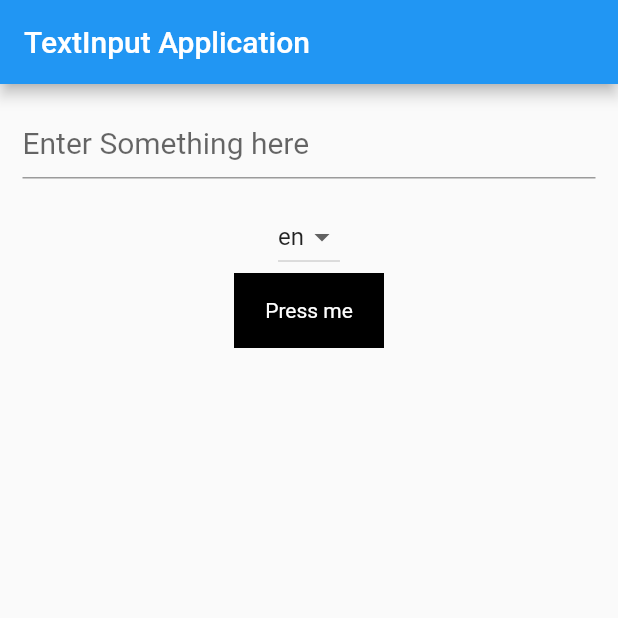
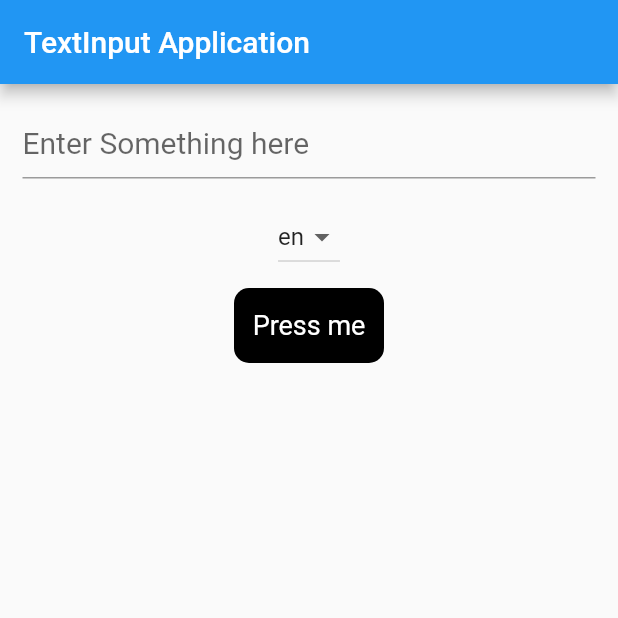
Before and after one commit to DKB0512/TextInput_API, a Flutter app: the screen it shows after launch, on a phone screen of 412 x 824 dp, the top half of it. Run offline on Flutter 3.47's test engine with Material 2 defaults, Android fonts, the phone set to English and light mode, and no system bars; our stand-ins replace bloc, equatable, flutter_bloc.

Commit message:
changed button style

```diff
--- a/lib/home_page.dart
+++ b/lib/home_page.dart
@@ -37,6 +37,9 @@ class _HomePageState extends State<HomePage> {
                 height: 15.0,
               ),
               _dropDownButton(),
+              const SizedBox(
+                height: 10,
+              ),
               BlocBuilder<TextinputbBloc, TextinputbState>(
                   builder: (context, state) {
                 if (state is TextinputbInitial) {
@@ -51,11 +54,17 @@ class _HomePageState extends State<HomePage> {
                         child: Container(
                           height: 50,
                           width: 100,
-                          color: Colors.black,
+                          decoration: BoxDecoration(
+                            color: Colors.black,
+                            borderRadius: BorderRadius.circular(10),
+                          ),
                           child: const Center(
                             child: Text(
                               "Press me",
-                              style: TextStyle(color: Colors.white),
+                              style: TextStyle(
+                                color: Colors.white,
+                                fontSize: 18,
+                              ),
                             ),
                           ),
                         ),
@@ -80,11 +89,17 @@ class _HomePageState extends State<HomePage> {
                         child: Container(
                           height: 50,
                           width: 100,
-                          color: Colors.black,
+                          decoration: BoxDecoration(
+                            color: Colors.black,
+                            borderRadius: BorderRadius.circular(10),
+                          ),
                           child: const Center(
                             child: Text(
                               "Press me",
-                              style: TextStyle(color: Colors.white),
+                              style: TextStyle(
+                                color: Colors.white,
+                                fontSize: 18,
+                              ),
                             ),
                           ),
                         ),
```
